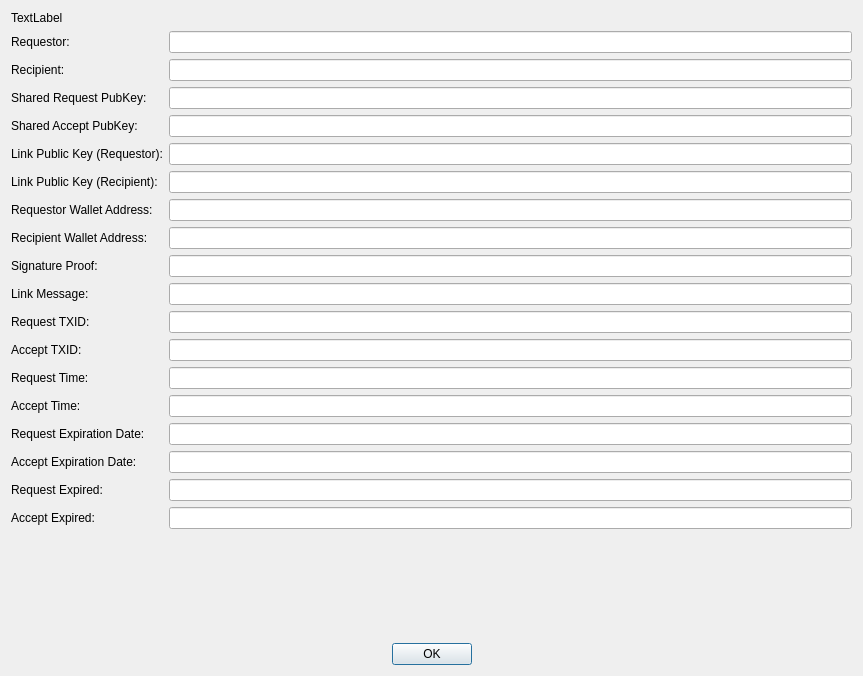
Zero-Dynamics/cash-core, file src/qt/forms/bdaplinkdetaildialog.ui: the form before one commit.
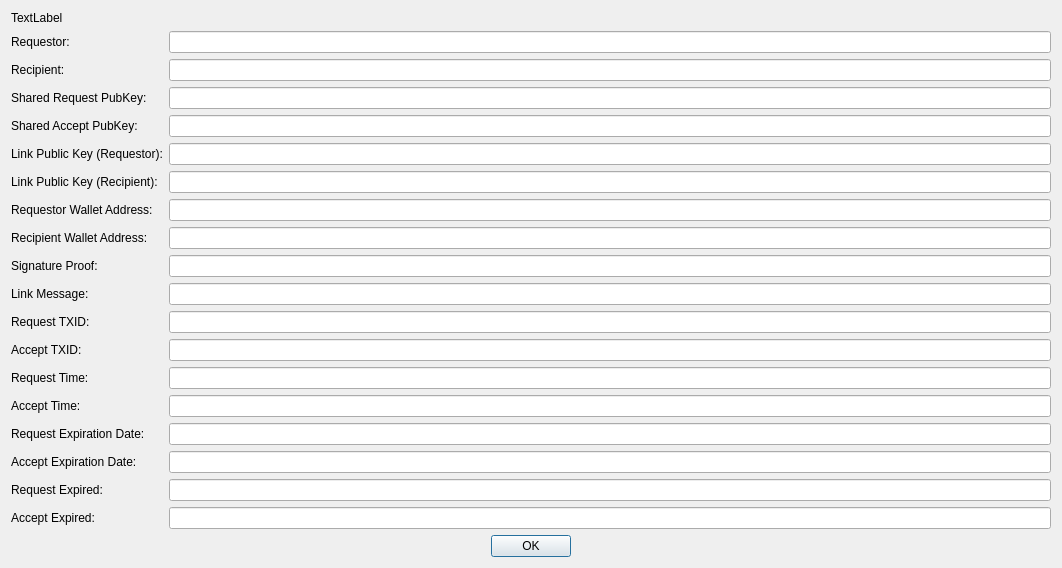
The form after the commit. Icons and pictures are not drawn.

```diff
--- a/src/qt/forms/bdaplinkdetaildialog.ui
+++ b/src/qt/forms/bdaplinkdetaildialog.ui
@@ -6,8 +6,8 @@
    <rect>
     <x>0</x>
     <y>0</y>
-    <width>863</width>
-    <height>676</height>
+    <width>1062</width>
+    <height>563</height>
    </rect>
   </property>
   <property name="sizePolicy">
@@ -18,7 +18,7 @@
   </property>
   <property name="minimumSize">
    <size>
-    <width>863</width>
+    <width>1062</width>
     <height>0</height>
    </size>
   </property>
```
